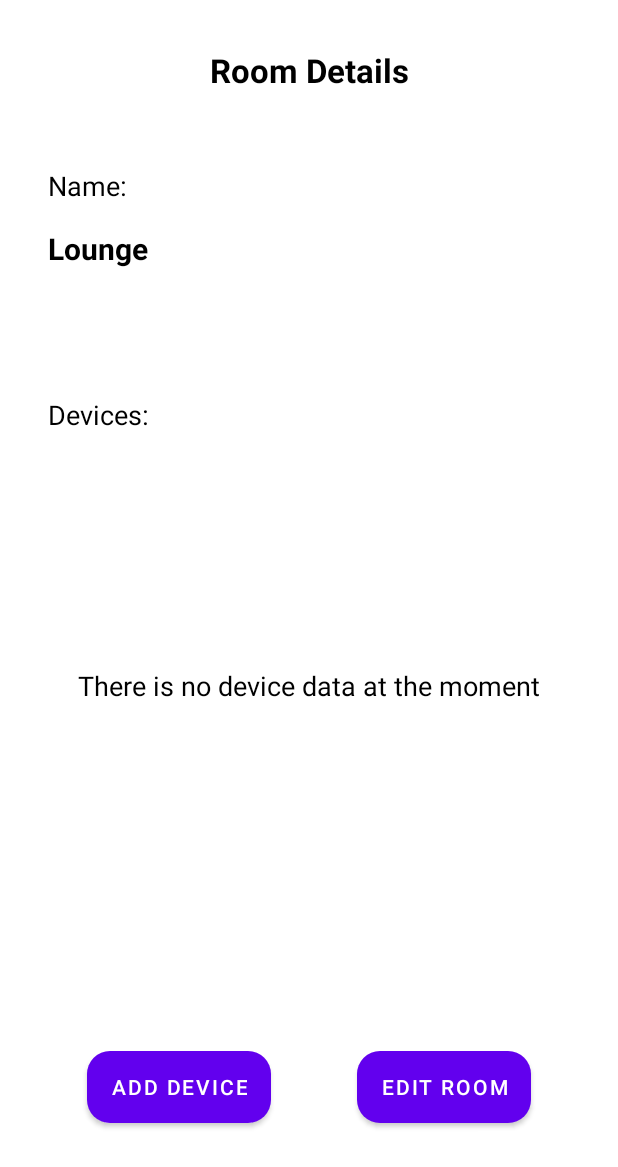
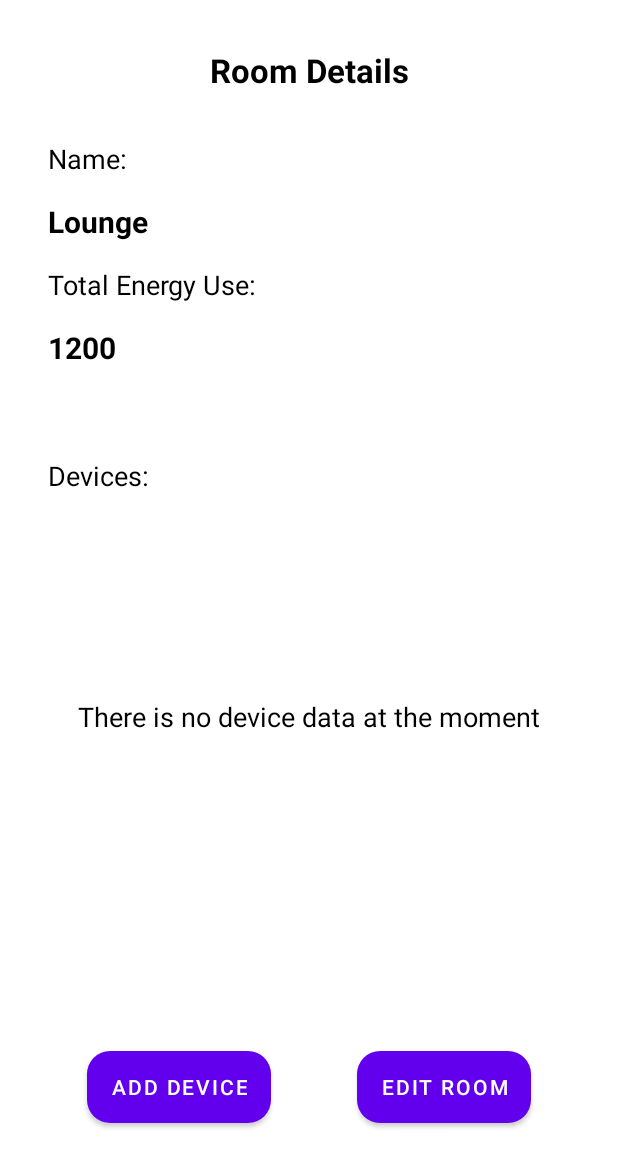
Before and after one commit to cranium44/fiesty, an Android app: the layout fragment_room_details.xml on its own in the app's theme, with its tools: preview values and no code run, on a phone screen of 412 x 824 dp. Shown: the top 1167 px of the screen. Run offline under Robolectric (Android 15) with nearby library versions, the phone set to English and light mode, and no system bars.

Commit message:
update layout to include energy use

```diff
--- a/app/src/main/res/layout/fragment_room_details.xml
+++ b/app/src/main/res/layout/fragment_room_details.xml
@@ -26,7 +26,7 @@
         android:layout_width="wrap_content"
         android:layout_height="wrap_content"
         android:layout_marginStart="32dp"
-        android:layout_marginTop="50dp"
+        android:layout_marginTop="32dp"
         android:text="@string/name"
         android:textColor="@color/black"
         android:textSize="18sp"
@@ -44,6 +44,30 @@
         app:layout_constraintStart_toStartOf="@id/textView16"
         app:layout_constraintTop_toBottomOf="@id/textView16"
         tools:text="Lounge" />
+
+    <TextView
+        android:id="@+id/textView21"
+        android:layout_width="wrap_content"
+        android:layout_height="wrap_content"
+        android:layout_marginStart="32dp"
+        android:layout_marginTop="16dp"
+        android:text="@string/total_energy_use"
+        android:textColor="@color/black"
+        android:textSize="18sp"
+        app:layout_constraintStart_toStartOf="parent"
+        app:layout_constraintTop_toBottomOf="@+id/room_name_tv" />
+
+    <TextView
+        android:id="@+id/room_energy_use_tv"
+        android:layout_width="wrap_content"
+        android:layout_height="wrap_content"
+        android:layout_marginTop="16dp"
+        android:textColor="@color/black"
+        android:textSize="20sp"
+        android:textStyle="bold"
+        app:layout_constraintStart_toStartOf="@+id/textView21"
+        app:layout_constraintTop_toBottomOf="@+id/textView21"
+        tools:text="1200" />
 
     <TextView
         android:id="@+id/textView17"
@@ -70,13 +94,13 @@
         android:id="@+id/no_device_data"
         android:layout_width="wrap_content"
         android:layout_height="wrap_content"
+        android:text="@string/there_is_no_device_data_at_the_moment"
         android:textColor="@color/black"
         android:textSize="18sp"
         app:layout_constraintBottom_toBottomOf="@+id/device_rv"
         app:layout_constraintEnd_toEndOf="@+id/device_rv"
         app:layout_constraintStart_toStartOf="@+id/device_rv"
-        app:layout_constraintTop_toTopOf="@+id/device_rv"
-        android:text="@string/there_is_no_device_data_at_the_moment" />
+        app:layout_constraintTop_toTopOf="@+id/device_rv" />
 
     <Button
         android:id="@+id/add_device_btn"
@@ -113,7 +137,7 @@
         android:layout_width="wrap_content"
         android:layout_height="wrap_content"
         android:orientation="horizontal"
-        app:layout_constraintGuide_percent="0.35" />
+        app:layout_constraintGuide_percent="0.40" />
 
 
 </androidx.constraintlayout.widget.ConstraintLayout>
```
Also changed, not shown: app/src/main/res/layout/fragment_building_details.xml (+43 -22 lines).
